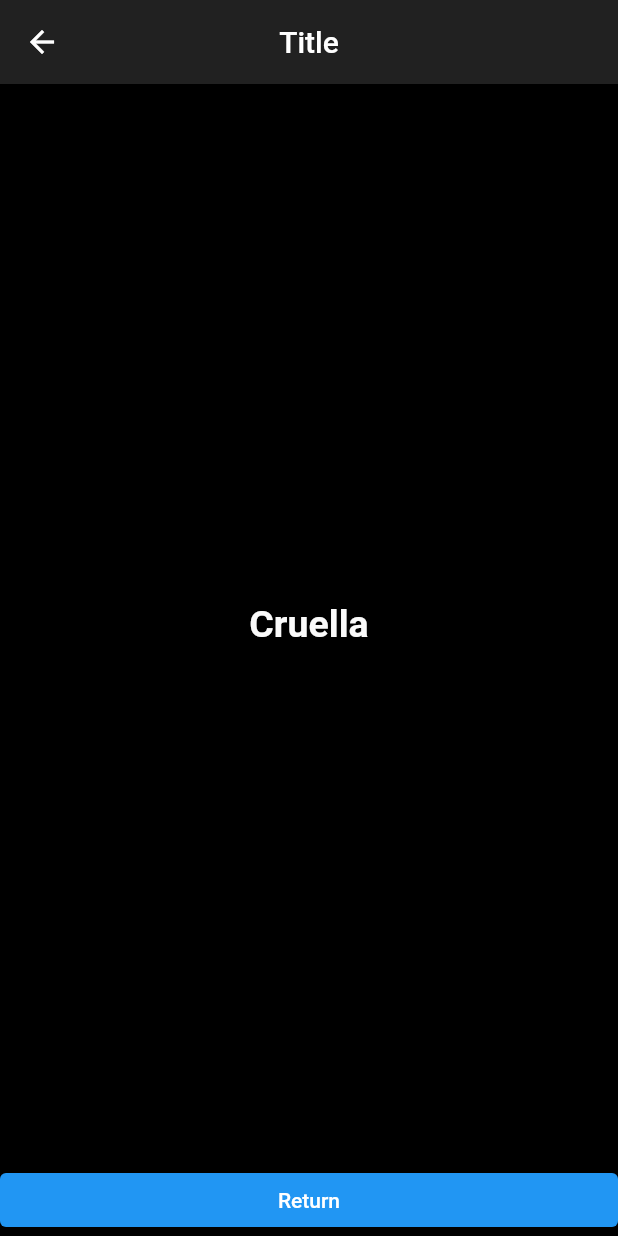
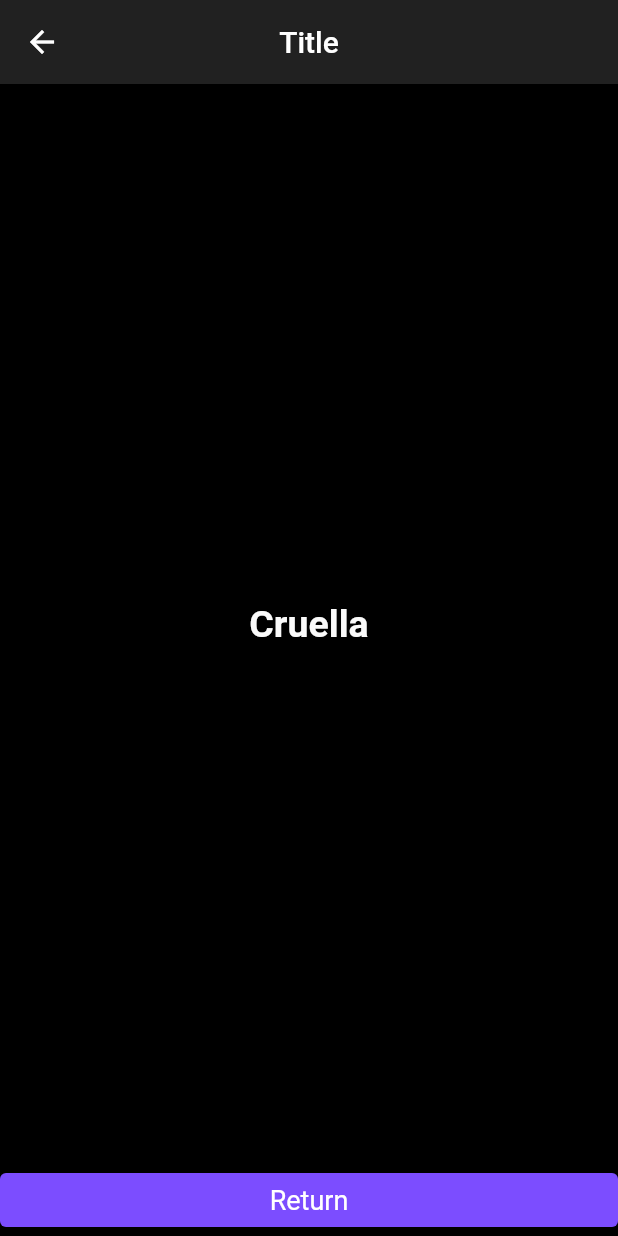
Before and after one commit to HoracioDuca/moviesWidget, a Flutter app: the screen it shows after launch, after a tap on "Title", on a phone screen of 412 x 824 dp. Run offline on Flutter 3.47's test engine with Material 2 defaults, Android fonts, the phone set to English and light mode, and no system bars.

Commit message:
home route was changed to initialRoute, list of widgets was created and used in the ElevatedButton and 'votes' String was added when creating the widget

```diff
--- a/example/lib/main.dart
+++ b/example/lib/main.dart
@@ -1,6 +1,8 @@
-import 'view/home.dart';
+import 'package:example/routes/route_constants.dart';
+
+import 'views/home.dart';
 import 'package:flutter/material.dart';
-import 'route/route.dart' as route;
+import 'routes/route.dart' as route;
 
 void main() => runApp(
       MovieWidgets(),
@@ -16,7 +18,7 @@ class MovieWidgets extends StatelessWidget {
     return MaterialApp(
       debugShowCheckedModeBanner: false,
       theme: ThemeData.dark(),
-      home: HomePage(),
+      initialRoute: RouteConstants.homePage,
       onGenerateRoute: route.controller,
     );
   }
--- /dev/null
+++ b/example/lib/models/widget_route.dart
@@ -0,0 +1,9 @@
+class WidgetRoute {
+  final String routeName;
+  final String widgetName;
+
+  WidgetRoute({
+    required this.routeName,
+    required this.widgetName,
+  });
+}
--- a/example/lib/route/route.dart
+++ b/example/lib/routes/route.dart
@@ -1,9 +1,8 @@
-import 'package:example/utils/dimension_constants.dart';
-import 'package:example/utils/string_constants.dart';
-
+import '../utils/dimension_constants.dart';
+import '../utils/string_constants.dart';
 import 'route_constants.dart';
-import '../view/home.dart';
-import '../view/widget_detail.dart';
+import '../views/home.dart';
+import '../views/widget_detail.dart';
 import 'package:flutter/material.dart';
 import 'package:movies_widgets/movies_widgets.dart';
 
@@ -29,7 +28,9 @@ Route<dynamic> controller(RouteSettings settings) {
           widget: MovieDetailSubtitle(
             movieOriginalLanguage: StringConstants.defaultOriginalLanguage,
             movieReleaseDate: StringConstants.defaultMovieReleaseDate,
-            movieVoteCount: DimensionConstants.defaultMovieVoteCount,
+            movieVoteCount:
+                DimensionConstants.defaultMovieVoteCount.toString() +
+                    StringConstants.votes,
           ),
         ),
       );
--- a/example/lib/route/route_constants.dart
+++ b/example/lib/routes/route_constants.dart
@@ -1,5 +1,5 @@
 abstract class RouteConstants {
-  static const String homePage = '/home';
+  static const String homePage = '/';
   static const String widgetTitle = '/widgetTitle';
   static const String widgetSubtitle = '/widgetSubtitle';
   static const String widgetPoster = '/widgetPoster';
--- a/example/lib/utils/dimension_constants.dart
+++ b/example/lib/utils/dimension_constants.dart
@@ -2,4 +2,8 @@ abstract class DimensionConstants {
   static const int gridViewCrossAxisCount = 1;
   static const int defaultMovieVoteCount = 3265;
   static const double defaultVoteAverage = 9.5;
+  static const double bodyTopEdgeInset = 75.0;
+  static const double bodyLeftEdgeInset = 50.0;
+  static const double bodyRightEdgeInset = 50.0;
+  static const double buttonFontSize = 18.0;
 }
--- a/example/lib/utils/string_constants.dart
+++ b/example/lib/utils/string_constants.dart
@@ -1,5 +1,6 @@
 abstract class StringConstants {
   static const String mainAppBarTitle = "Home";
+  static const String votes = " votes";
   static const String titleWidget = "Title";
   static const String subtitleWidget = "Subtitle Widget";
   static const String voteAverageWidget = "Vote Average Widget";
--- a/example/lib/view/home.dart
+++ /dev/null
@@ -1,92 +0,0 @@
-import '../utils/dimension_constants.dart';
-import '../utils/string_constants.dart';
-import '../route/route_constants.dart';
-import 'package:flutter/material.dart';
-
-class HomePage extends StatefulWidget {
-  const HomePage({
-    Key? key,
-  }) : super(key: key);
-
-  @override
-  _HomePageState createState() => _HomePageState();
-}
-
-class _HomePageState extends State<HomePage> {
-  @override
-  Widget build(BuildContext context) {
-    return Scaffold(
-      appBar: AppBar(
-        title: Text(
-          StringConstants.mainAppBarTitle,
-        ),
-        centerTitle: true,
-      ),
-      body: GridView.count(
-        crossAxisCount: DimensionConstants.gridViewCrossAxisCount,
-        children: [
-          Column(
-            mainAxisAlignment: MainAxisAlignment.end,
-            children: [
-              ElevatedButton(
-                onPressed: () {
-                  Navigator.pushNamed(
-                    context,
-                    RouteConstants.widgetTitle,
-                  );
-                },
-                child: Text(
-                  StringConstants.titleWidget,
-                ),
-              ),
-              ElevatedButton(
-                onPressed: () {
-                  Navigator.pushNamed(
-                    context,
-                    RouteConstants.widgetSubtitle,
-                  );
-                },
-                child: Text(
-                  StringConstants.subtitleWidget,
-                ),
-              ),
-              ElevatedButton(
-                onPressed: () {
-                  Navigator.pushNamed(
-                    context,
-                    RouteConstants.widgetVoteAverage,
-                  );
-                },
-                child: Text(
-                  StringConstants.voteAverageWidget,
-                ),
-              ),
-              ElevatedButton(
-                onPressed: () {
-                  Navigator.pushNamed(
-                    context,
-                    RouteConstants.widgetPoster,
-                  );
-                },
-                child: Text(
-                  StringConstants.posterWidget,
-                ),
-              ),
-              ElevatedButton(
-                onPressed: () {
-                  Navigator.pushNamed(
-                    context,
-                    RouteConstants.widgetOverview,
-                  );
-                },
-                child: Text(
-                  StringConstants.overviewWidget,
-                ),
-              ),
-            ],
-          ),
-        ],
-      ),
-    );
-  }
-}
--- /dev/null
+++ b/example/lib/views/home.dart
@@ -0,0 +1,101 @@
+import '../models/widget_route.dart';
+import '../utils/dimension_constants.dart';
+import '../utils/string_constants.dart';
+import '../routes/route_constants.dart';
+import 'package:flutter/material.dart';
+
+class HomePage extends StatefulWidget {
+  const HomePage({
+    Key? key,
+  }) : super(key: key);
+
+  @override
+  _HomePageState createState() => _HomePageState();
+}
+
+class _HomePageState extends State<HomePage> {
+  List<WidgetRoute> _routeList = [];
+
+  void _generateRoutes() {
+    _routeList.add(
+      WidgetRoute(
+        routeName: RouteConstants.widgetTitle,
+        widgetName: StringConstants.titleWidget,
+      ),
+    );
+    _routeList.add(
+      WidgetRoute(
+        routeName: RouteConstants.widgetSubtitle,
+        widgetName: StringConstants.subtitleWidget,
+      ),
+    );
+    _routeList.add(
+      WidgetRoute(
+        routeName: RouteConstants.widgetVoteAverage,
+        widgetName: StringConstants.voteAverageWidget,
+      ),
+    );
+    _routeList.add(
+      WidgetRoute(
+        routeName: RouteConstants.widgetPoster,
+        widgetName: StringConstants.posterWidget,
+      ),
+    );
+    _routeList.add(
+      WidgetRoute(
+        routeName: RouteConstants.widgetOverview,
+        widgetName: StringConstants.overviewWidget,
+      ),
+    );
+  }
+
+  @override
+  void initState() {
+    super.initState();
+    _generateRoutes();
+  }
+
+  @override
+  Widget build(BuildContext context) {
+    return Scaffold(
+      appBar: AppBar(
+        title: Text(
+          StringConstants.mainAppBarTitle,
+        ),
+        centerTitle: true,
+      ),
+      body: Padding(
+        padding: const EdgeInsets.only(
+          top: DimensionConstants.bodyTopEdgeInset,
+          right: DimensionConstants.bodyRightEdgeInset,
+          left: DimensionConstants.bodyLeftEdgeInset,
+        ),
+        child: ListView.builder(
+          itemCount: _routeList.length,
+          itemBuilder: (
+            BuildContext context,
+            int index,
+          ) {
+            return ElevatedButton(
+              style: ElevatedButton.styleFrom(
+                primary: Colors.deepPurpleAccent,
+                textStyle: TextStyle(
+                  fontSize: DimensionConstants.buttonFontSize,
+                ),
+              ),
+              onPressed: () {
+                Navigator.pushNamed(
+                  context,
+                  _routeList[index].routeName,
+                );
+              },
+              child: Text(
+                _routeList[index].widgetName,
+              ),
+            );
+          },
+        ),
+      ),
+    );
+  }
+}
--- a/example/lib/view/widget_detail.dart
+++ b/example/lib/views/widget_detail.dart
@@ -1,3 +1,4 @@
+import '../utils/dimension_constants.dart';
 import '../utils/string_constants.dart';
 import 'package:flutter/material.dart';
 
@@ -25,6 +26,12 @@ class WidgetDetail extends StatelessWidget {
         child: widget,
       ),
       bottomNavigationBar: ElevatedButton(
+        style: ElevatedButton.styleFrom(
+          primary: Colors.deepPurpleAccent,
+          textStyle: TextStyle(
+            fontSize: DimensionConstants.buttonFontSize,
+          ),
+        ),
         child: Text(
           StringConstants.returnBottom,
         ),
--- a/lib/src/widgets/movie_detail_subtitle.dart
+++ b/lib/src/widgets/movie_detail_subtitle.dart
@@ -5,7 +5,7 @@ import '/../utils/movie_dimensions.dart';
 class MovieDetailSubtitle extends StatelessWidget {
   final String movieReleaseDate;
   final String movieOriginalLanguage;
-  final int movieVoteCount;
+  final String movieVoteCount;
 
   const MovieDetailSubtitle({
     Key? key,
@@ -17,7 +17,7 @@ class MovieDetailSubtitle extends StatelessWidget {
   @override
   Widget build(BuildContext context) {
     return Text(
-      "${this.movieReleaseDate}, ${this.movieOriginalLanguage}, ${this.movieVoteCount} votes",
+      "${this.movieReleaseDate}, ${this.movieOriginalLanguage}, ${this.movieVoteCount}",
       style: TextStyle(
         color: MovieColors.customWhite.withOpacity(
           MovieDimensions.textStyleOpacity,
```
